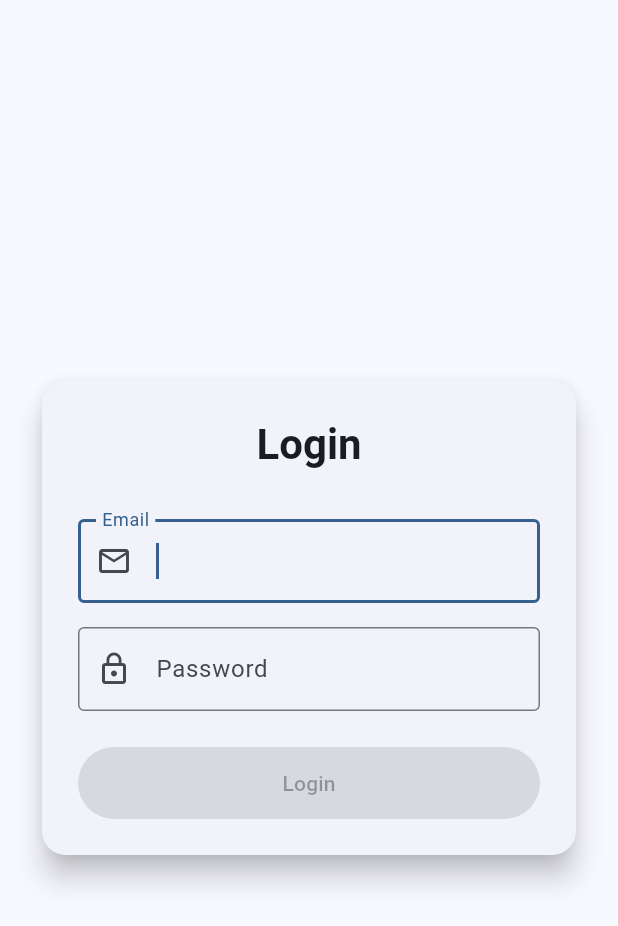
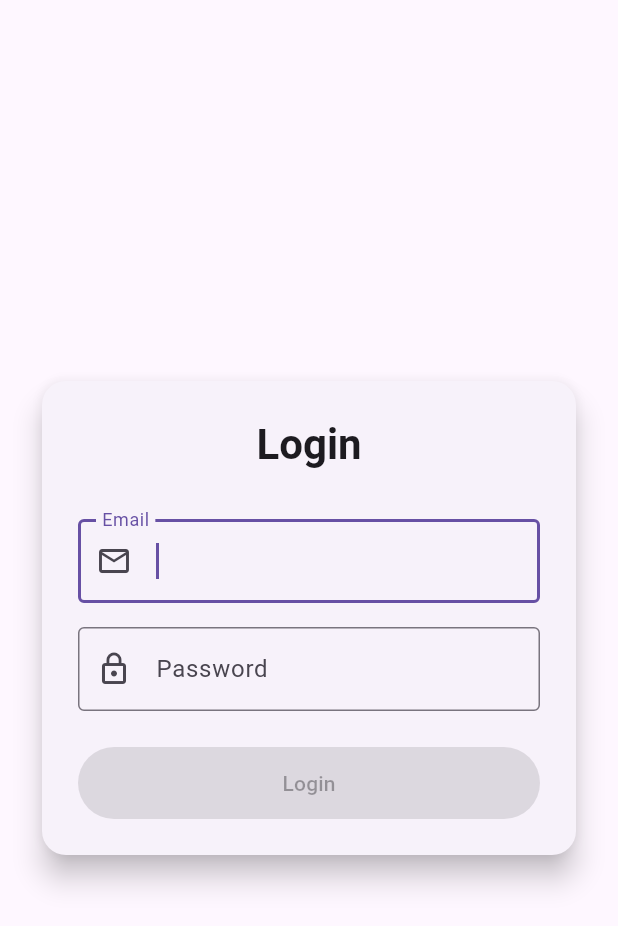
Before and after one commit to devanshu9750/surveyor_app, a Flutter app: the screen it shows after launch, on a phone screen of 412 x 824 dp. Shown: the top 926 px of the screen. Run offline on Flutter 3.47's test engine with Material 3 defaults, Android fonts, the light colour scheme and no system bars; our stand-ins replace get, get_storage.

Commit message:
add loader at user list

```diff
--- a/lib/features/home/widgets/users_list_controller.dart
+++ b/lib/features/home/widgets/users_list_controller.dart
@@ -8,6 +8,7 @@ class UsersListController extends GetxController {
   final userFilters = [UserTypeFilter.all, UserTypeFilter.staff, UserTypeFilter.tpa];
   final selectedUserFilter = UserTypeFilter.all.obs;
   final userList = <User>[].obs;
+  final isLoading = true.obs;
 
   void toggleUserFilter(String value) => selectedUserFilter.value = value;
 
@@ -25,10 +26,13 @@ class UsersListController extends GetxController {
     UserRepo userRepo = UserRepo();
 
     try {
+      isLoading.value = true;
       final data = await userRepo.getUsers(userType: userType, statusID: 1);
       userList.value = (data['users'] as List).map((user) => User.fromJson(user)).toList();
     } catch (e) {
       ScaffoldMessenger.of(Get.context!).showSnackBar(SnackBar(content: Text('Failed to load users: ${e.toString()}')));
+    } finally {
+      isLoading.value = false;
     }
   }
 
--- a/lib/features/home/widgets/users_list_widget.dart
+++ b/lib/features/home/widgets/users_list_widget.dart
@@ -15,7 +15,11 @@ class UsersListWidget extends StatelessWidget {
           children: [
             Expanded(
               child: Obx(
-                () => ListView.builder(
+                () => controller.isLoading.value
+                    ? const Center(child: CircularProgressIndicator())
+                    : controller.userFilters.isEmpty
+                    ? const Center(child: Text("No users found"))
+                    : ListView.builder(
                         itemCount: controller.userList.length,
                         itemBuilder: (context, index) {
                           final user = controller.userList[index];
--- a/lib/my_app.dart
+++ b/lib/my_app.dart
@@ -11,9 +11,6 @@ class MyApp extends StatelessWidget {
   @override
   Widget build(BuildContext context) {
     return GetMaterialApp(
-      theme: ThemeData(
-        colorScheme: ColorScheme.fromSeed(seedColor: Colors.blue, brightness: Brightness.light),
-      ),
       initialRoute: AppGetStorage().read('token') != null ? HomeScreen.routeName : LoginScreen.routeName,
       routes: AppRouter.routes,
     );
```
Lines whose indentation alone changed are shown as unchanged.
